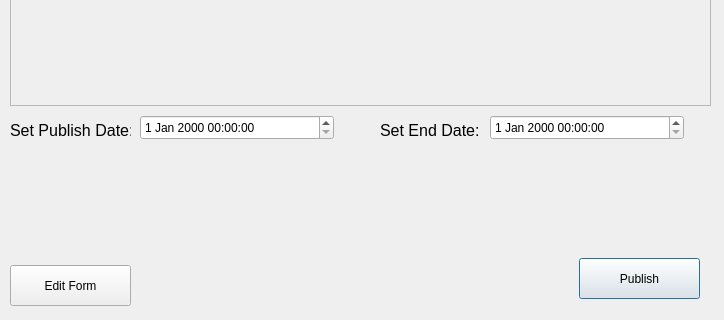
First picture: the form in ui/5_Evaluation/EvaluationCheckScreen.ui, repository F1l14/Software-Engineering-2025, before the edit; both pictures show x 0 to 724 and y 415 to 735 of the 724 by 735 pixel window.
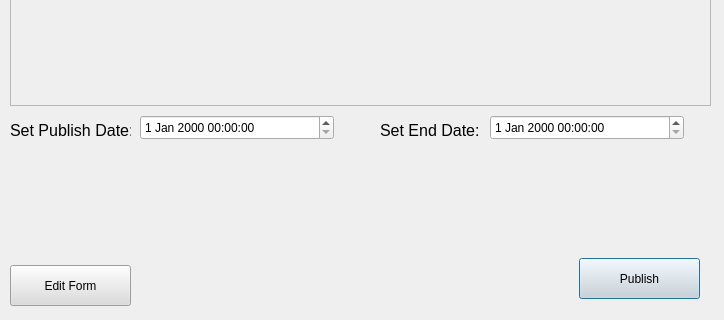
Second picture: the form after the edit.

Commit message: New: Implement evaluation form answering features, including saving answers, querying forms, and enhancing UI interactions

```diff
--- a/ui/5_Evaluation/EvaluationCheckScreen.ui
+++ b/ui/5_Evaluation/EvaluationCheckScreen.ui
@@ -35,6 +35,11 @@
      <height>41</height>
     </rect>
    </property>
+   <property name="styleSheet">
+    <string notr="true">font: 11pt &quot;Segoe UI&quot;;
+background-color: rgb(220, 220, 220);
+color: rgb(0, 0, 0);</string>
+   </property>
    <property name="text">
     <string>Publish</string>
    </property>
@@ -94,6 +99,11 @@
      <height>41</height>
     </rect>
    </property>
+   <property name="styleSheet">
+    <string notr="true">font: 11pt &quot;Segoe UI&quot;;
+background-color: rgb(220, 220, 220);
+color: rgb(0, 0, 0);</string>
+   </property>
    <property name="text">
     <string>Edit Form</string>
    </property>
```
The commit also changes 11 other files.
